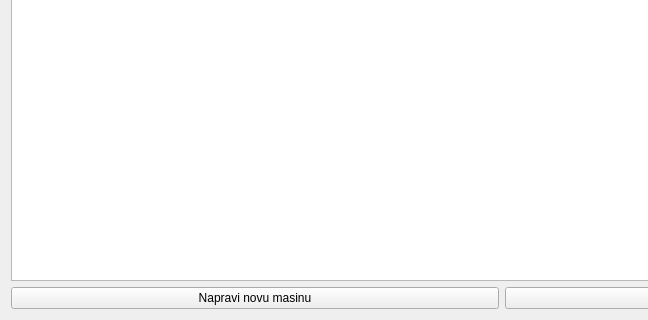
This is gui/POVI/machinesview.ui in Loptica23/POVI as Qt 5 draws it before an edit; both pictures show x 0 to 648 and y 313 to 633 of the 1004 by 633 pixel window. The edited form follows.
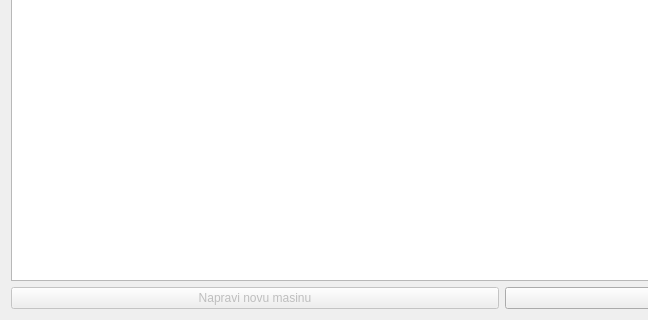
This is the edited form.

```diff
--- a/gui/POVI/machinesview.ui
+++ b/gui/POVI/machinesview.ui
@@ -41,6 +41,9 @@
       </property>
       <item>
        <widget class="QPushButton" name="NewMachine">
+        <property name="enabled">
+         <bool>false</bool>
+        </property>
         <property name="text">
          <string>Napravi novu masinu</string>
         </property>
```
